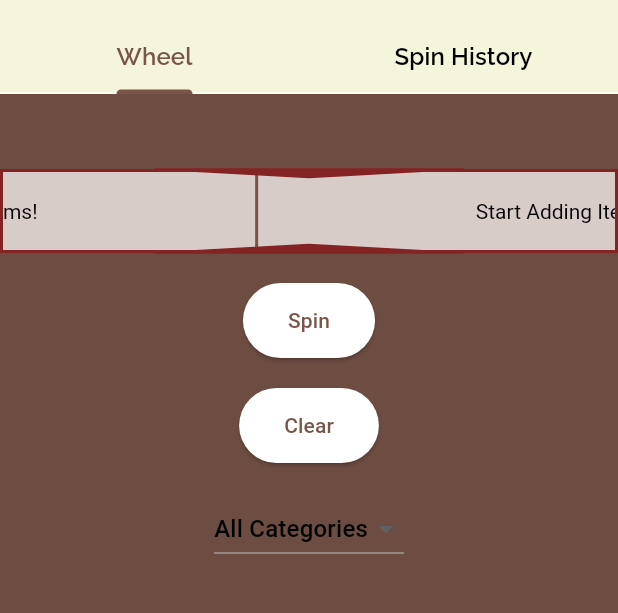
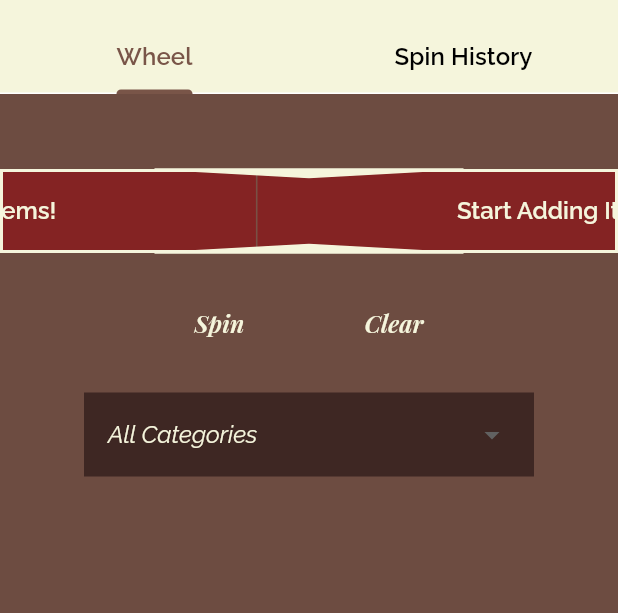
Before and after one commit to PBP-C09/setaksetik-mobile-upgrade, a Flutter app: the SpinPage screen opened directly, on a phone screen of 412 x 824 dp, the part 62-675 px from its top. Run offline on Flutter 3.47's test engine with Material 3 defaults, Android fonts, the phone set to English and light mode, and no system bars; our stand-ins replace flutter_hooks; missing offline and left inert: pbp_django_auth.

Commit message:
Modify styling to match app theme, fixing async fetching options from JSON endpoint

```diff
--- a/lib/spinthewheel/fortune_wheel/src/core/styling.dart
+++ b/lib/spinthewheel/fortune_wheel/src/core/styling.dart
@@ -156,19 +156,49 @@ class AlternatingStyleStrategy
     implements StyleStrategy {
   final List<int> disabledIndices;
 
-  Color _getFillColor(ThemeData theme, int index, int itemCount) {
-    final color = theme.colorScheme.primary;
-    final background = theme.colorScheme.background;
-    final opacity = itemCount % 2 == 1 && index == 0
-        ? 0.7 // TODO: make 0.75
-        : index % 2 == 0
-            ? 0.5
-            : 1.0;
+// THE ORIGINAL GETFILLCOLOR
+// =========================
+  // Color _getFillColor(ThemeData theme, int index, int itemCount) {
+  //   final color = theme.colorScheme.primary;
+  //   final background = theme.colorScheme.background;
+  //   final opacity = itemCount % 2 == 1 && index == 0
+  //       ? 0.7 // TODO: make 0.75
+  //       : index % 2 == 0
+  //           ? 0.5
+  //           : 1.0;
 
-    return Color.alphaBlend(
-      color.withOpacity(opacity),
-      background,
-    );
+  //   return Color.alphaBlend(
+  //     color.withOpacity(opacity),
+  //     background,
+  //   );
+  // }
+
+  Color _getFillColor(ThemeData theme, int index) {
+    switch (index % 3) {
+      case 0:
+        return const Color(0xFF842323);
+      case 1:
+        return const Color(0xFFFFD54F);
+      case 2:
+        return const Color(0xFF3E2723);
+      case 3:
+        return const Color(0xFF842323);
+      default:
+        return theme.colorScheme.background; // Fallback (shouldn't happen)
+    }
+  }
+
+  Color _getTextColor(int index) {
+    switch (index % 3) {
+      case 0:
+        return const Color(0xFFF5F5DC);
+      case 1:
+        return const Color(0xFF3E2723);
+      case 2:
+        return const Color(0xFFF5F5DC);
+      default:
+        return const Color(0xFF000000);
+    }
   }
 
   const AlternatingStyleStrategy({
@@ -183,11 +213,16 @@ class AlternatingStyleStrategy
       index,
       itemCount,
       () => FortuneItemStyle(
-        color: _getFillColor(theme, index, itemCount),
+        color: _getFillColor(theme, index),
         borderColor: theme.colorScheme.primary,
-        borderWidth: 0.0,
-        textAlign: TextAlign.start,
-        textStyle: TextStyle(color: theme.colorScheme.onPrimary),
+        borderWidth: 2.0,
+        textAlign: TextAlign.center,
+        textStyle: TextStyle(
+                        fontFamily: 'Raleway',
+                        fontWeight: FontWeight.w600,
+                        color: _getTextColor(index), // Brown color for label
+                        fontSize: 16.0,
+                      ),
       ),
     );
   }
--- a/lib/spinthewheel/fortune_wheel/src/indicators/rectangle_indicator.dart
+++ b/lib/spinthewheel/fortune_wheel/src/indicators/rectangle_indicator.dart
@@ -15,7 +15,7 @@ class RectangleIndicator extends StatelessWidget {
   @override
   Widget build(BuildContext context) {
     final borderColor =
-        this.borderColor ?? Theme.of(context).colorScheme.secondary;
+        this.borderColor ?? const Color(0xFFF5F5DC);
 
     return LayoutBuilder(builder: (context, constraints) {
       final width = constraints.maxWidth;
--- a/lib/spinthewheel/wheel.dart
+++ b/lib/spinthewheel/wheel.dart
@@ -20,6 +20,7 @@ class _WheelViewState extends State<WheelView> {
   ];
   List<MenuList> _menuOptions = [];
   String _selectedCategory = "All Categories";
+  String? _selectedItem;
 
   @override
   void dispose() {
@@ -34,38 +35,84 @@ class _WheelViewState extends State<WheelView> {
       final request = context.read<CookieRequest>();
       _fetchMenuOptions(request, _selectedCategory);
     });
+  //   _controller.stream.listen((selectedIndex) {
+  //   setState(() {
+  //     _selectedItem = (_wheelItems[selectedIndex].child as Text).data;
+  //   });
+  // });
   }
 
   @override
   Widget build(BuildContext context) {
+                  print(_selectedItem);
+
     final request = context.watch<CookieRequest>();
     return Center(
       child: Column(
         children: [
           const SizedBox(height: 50),
           FortuneBar(
+            styleStrategy: AlternatingStyleStrategy(),
             selected: _controller.stream,
             items: _wheelItems,
           ),
           const SizedBox(height: 20),
-          ElevatedButton(
+          Row(
+            mainAxisAlignment: MainAxisAlignment.center, // Centers the buttons horizontally
+            children: [
+              TextButton(
                 onPressed: _spinWheel,
-            style: ElevatedButton.styleFrom(
+                style: TextButton.styleFrom(
                   padding: const EdgeInsets.symmetric(horizontal: 30, vertical: 15),
                 ),
-            child: const Text('Spin'),
+                child: const Text(
+                  'Spin',
+                  style: TextStyle(
+                    fontFamily: 'Playfair Display',
+                    fontWeight: FontWeight.w600,
+                    fontStyle: FontStyle.italic,
+                    color: Color(0xFFF5F5DC), // Beige color for label
+                    fontSize: 16.0,
+                  ),
+                ),
+              ),
+              const SizedBox(width: 20), // Add spacing between the buttons
+              TextButton(
+                onPressed: _clearWheel,
+                style: TextButton.styleFrom(
+                  padding: const EdgeInsets.symmetric(horizontal: 30, vertical: 15),
+                ),
+                child: const Text(
+                  'Clear',
+                  style: TextStyle(
+                    fontFamily: 'Playfair Display',
+                    fontWeight: FontWeight.w600,
+                    fontStyle: FontStyle.italic,
+                    color: Color(0xFFF5F5DC), // Beige color for label
+                    fontSize: 16.0,
+                  ),
+                ),
+              ),
+            ],
+          ),
+
+          if (_selectedItem != null)
+            Text(
+              'Selected Item: $_selectedItem',
+              style: const TextStyle(
+                fontSize: 18,
+                fontWeight: FontWeight.bold,
+              ),
             ),
           const SizedBox(height: 20),
-          ElevatedButton(
-            onPressed: _clearWheel,
-            style: ElevatedButton.styleFrom(
-              padding: const EdgeInsets.symmetric(horizontal: 30, vertical: 15),
-            ),
-            child: const Text('Clear'),
-          ),
-          const SizedBox(height: 20),
-          DropdownButton<String>(
+          Container(
+            color: const Color(0xFF3E2723), // Beige background
+            width: 300, // Match the width of buildMenuRow
+            padding: const EdgeInsets.symmetric(horizontal: 16.0, vertical: 4.0),
+            child: DropdownButton<String>(
               value: _selectedCategory,
+              isExpanded: true, // Ensures the dropdown fills the container's width
+              underline: const SizedBox(), // Removes the default underline
               items: const [
                 DropdownMenuItem(
                   value: "All Categories",
@@ -92,6 +139,16 @@ class _WheelViewState extends State<WheelView> {
                 }
               },
               hint: const Text("All Categories"),
+              dropdownColor: const Color(0xFF3E2723), // Beige for dropdown items
+              style: TextStyle(
+                      fontFamily: 'Raleway',
+                      // fontWeight: FontWeight.w600,
+                      color: const Color(0xFFF5F5DC),
+                      fontSize: 16,
+                      fontStyle: FontStyle.italic,
+                    ),
+              icon: const Icon(Icons.arrow_drop_down), // Dropdown icon
+            ),
           ),
           const SizedBox(height: 20),
           SizedBox(
@@ -107,6 +164,7 @@ class _WheelViewState extends State<WheelView> {
         ],
       ),
     );
+
   }
 
   Future<void> _fetchMenuOptions(CookieRequest request, String category) async {
@@ -146,13 +204,55 @@ class _WheelViewState extends State<WheelView> {
     });
   }
 
+  // void _spinWheel() {
+  //   if (_wheelItems.length > 1) {
+  //     final int randomIndex =
+  //         DateTime.now().millisecondsSinceEpoch % _wheelItems.length;
+  //     _controller.add(randomIndex);
+  //   }
+  // }
+
   void _spinWheel() {
   if (_wheelItems.length > 1) {
     final int randomIndex =
         DateTime.now().millisecondsSinceEpoch % _wheelItems.length;
+
+    // Add the index to the stream
     _controller.add(randomIndex);
+
+    // Delay the listener until the animation is complete
+    Future.delayed(const Duration(seconds: 2), () {
+      _controller.stream.listen((selectedIndex) {
+        setState(() {
+          _selectedItem = (_wheelItems[selectedIndex].child as Text).data;
+        });
+        // Show the pop-up with the result
+        _showResultDialog(_selectedItem!);
+      });
+    });
   }
 }
+
+void _showResultDialog(String selectedItem) {
+  showDialog(
+    context: context,
+    builder: (BuildContext context) {
+      return AlertDialog(
+        title: const Text("Result"),
+        content: Text("The selected item is: $selectedItem"),
+        actions: [
+          TextButton(
+            onPressed: () {
+              Navigator.of(context).pop();
+            },
+            child: const Text("Close"),
+          ),
+        ],
+      );
+    },
+  );
+}
+
 
   void _clearWheel() {
     setState(() {
@@ -174,7 +274,7 @@ class _WheelViewState extends State<WheelView> {
             Expanded(
               child: Text(
                 menuName,
-                style: const TextStyle(fontSize: 16),
+                style: const TextStyle(fontSize: 16, fontWeight: FontWeight.w600),
               ),
             ),
             ElevatedButton(
@@ -183,7 +283,10 @@ class _WheelViewState extends State<WheelView> {
                 backgroundColor: Colors.amber,
                 textStyle: const TextStyle(color: Colors.black),
               ),
-              child: const Text('Add'),
+              child: const Text(
+                'Add',
+                style: TextStyle(fontFamily: 'Raleway'),
+              ),
             ),
           ],
         ),
```
Lines whose indentation alone changed are shown as unchanged.
